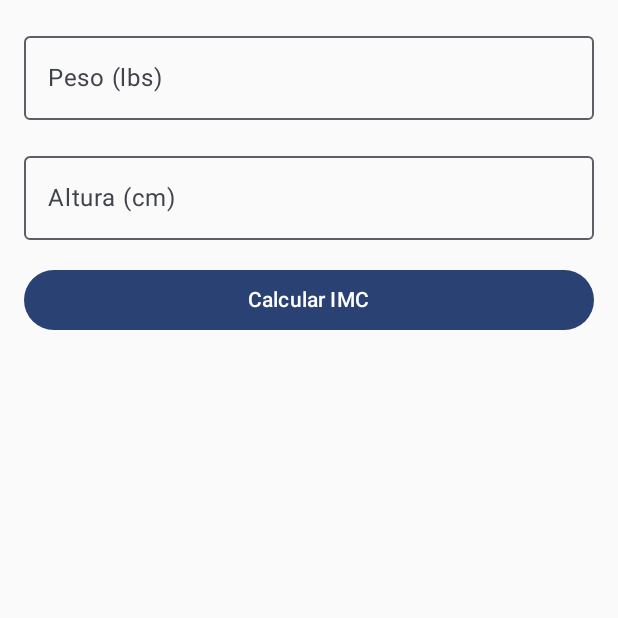
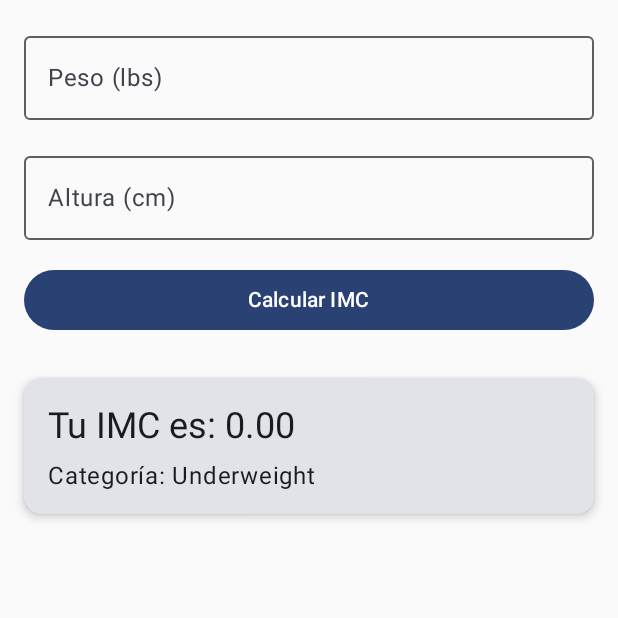
Before and after one commit to Martin-ing/lab13fundamentos, an Android app built with Jetpack Compose: the screen it shows after launch (MainActivity), on a phone screen of 412 x 824 dp, the top half of it. Run offline under Robolectric (Android 15) with nearby library versions, the phone set to English and light mode, and no system bars.

Commit message:
creando display

```diff
--- a/app/src/main/java/com/example/bmicalculator/MainActivity.kt
+++ b/app/src/main/java/com/example/bmicalculator/MainActivity.kt
@@ -28,13 +28,15 @@ class MainActivity : ComponentActivity() {
 fun BMICalc() {
     var weight by remember { mutableStateOf("") }
     var height by remember { mutableStateOf("") }
-    var bmiResult by remember { mutableStateOf<Float?>(null) }
+    var bmiResult by remember { mutableStateOf<Float>(0f) }
+    var showBmiResult by remember { mutableStateOf(false) }
     Column(
         modifier = Modifier
             .fillMaxSize()
             .padding(16.dp)
     ) {
         BMICalcForm(
+            sbmi = showBmiResult,
             weight = weight,
             height = height,
             onWeightChange = { weight = it },
@@ -48,11 +50,15 @@ fun BMICalc() {
             }
         )
 
+        Spacer(modifier = Modifier.height(24.dp))
+
+        BMICalcResult(sbmi = showBmiResult, bmi = bmiResult)
+
     }
 }
 
 @Composable
-fun BMICalcForm(weight: String, height: String, onWeightChange: (String) -> Unit, onHeightChange: (String) -> Unit, onCalculateClick: () -> Unit) {
+fun BMICalcForm(sbmi: Boolean,weight: String, height: String, onWeightChange: (String) -> Unit, onHeightChange: (String) -> Unit, onCalculateClick: () -> Unit) {
     Column {
         OutlinedTextField(
             value = weight,
@@ -82,8 +88,36 @@ fun BMICalcForm(weight: String, height: String, onWeightChange: (String) -> Unit
 }
 
 @Composable
-fun BMICalcResult() {
+fun BMICalcResult(sbmi:Boolean, bmi: Float) {
+    var category = ""
 
+    if (bmi < 18.5f) {
+        category = "Underweight"
+    } else if (bmi < 25f) {
+        category = "Normal"
+    } else if (bmi < 30f) {
+        category = "Overweight"
+    } else {
+        category = "Obese"
+    }
+    Card(
+        modifier = Modifier
+            .fillMaxWidth()
+            .padding(vertical = 4.dp),
+        elevation = CardDefaults.cardElevation(defaultElevation = 4.dp)
+    ){
+        Column(modifier = Modifier.padding(16.dp)) {
+            Text(
+                text = "Tu IMC es: %.2f".format(bmi),
+                style = MaterialTheme.typography.headlineSmall
+            )
+            Spacer(modifier = Modifier.height(8.dp))
+            Text(
+                text = "Categoría: $category",
+                style = MaterialTheme.typography.bodyLarge
+            )
+        }
+    }
 }
 
 @Preview(showBackground = true)
```
